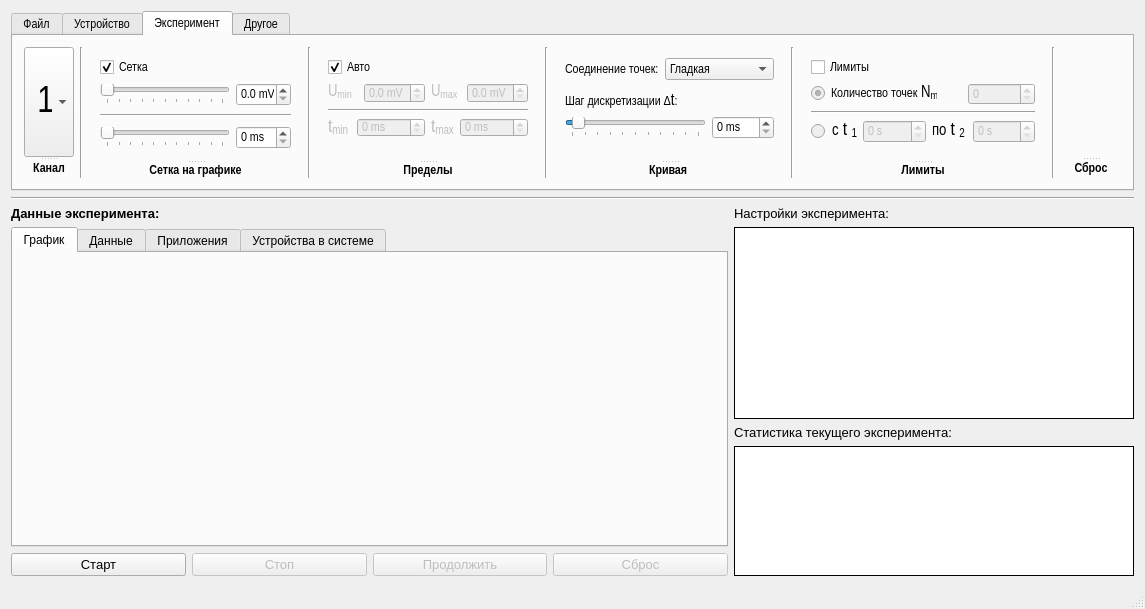
Old version of the form mainwindow.ui in the repository gurmaaan/WeldAnalysis.
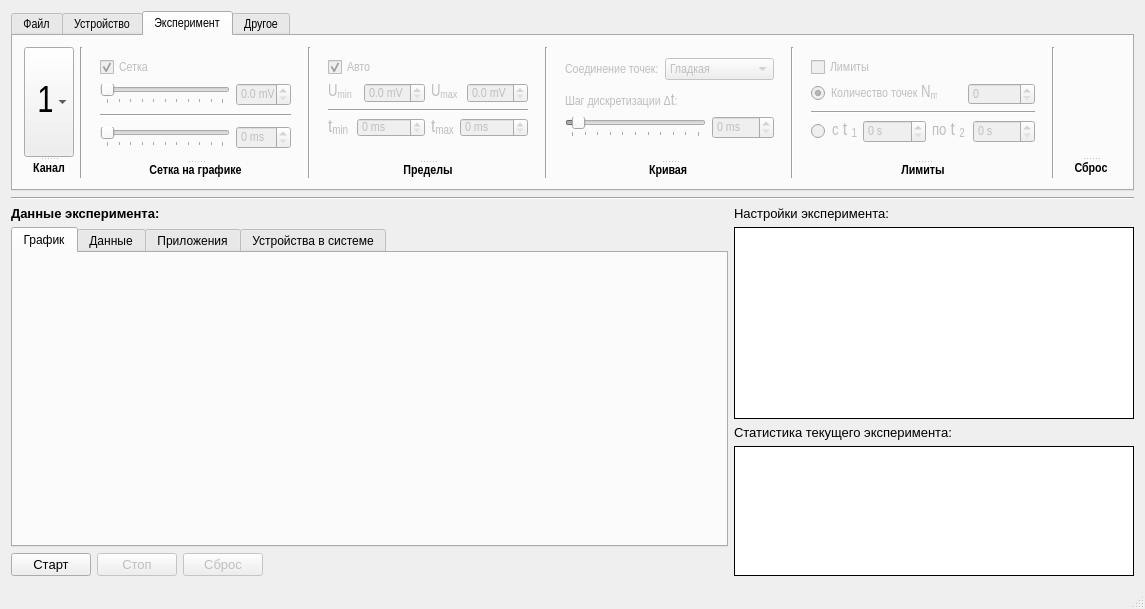
New version of the form. The open tabs and pages were chosen to show the change. Icons and pictures are not drawn. Custom widgets are drawn as their Qt base class.

Diff of the .ui file:
```diff
--- a/mainwindow.ui
+++ b/mainwindow.ui
@@ -30,6 +30,9 @@
    <layout class="QVBoxLayout" name="verticalLayout">
     <item>
      <widget class="QTabWidget" name="menu_tabs">
+      <property name="enabled">
+       <bool>true</bool>
+      </property>
       <property name="maximumSize">
        <size>
         <width>16777215</width>
@@ -1131,6 +1134,9 @@
            <layout class="QVBoxLayout" name="menu_experiment_grid_tools">
             <item>
              <widget class="QCheckBox" name="menu_experiment_grid_checkbox">
+              <property name="enabled">
+               <bool>false</bool>
+              </property>
               <property name="text">
                <string>Сетка</string>
               </property>
@@ -1181,7 +1187,7 @@
               <item>
                <widget class="QDoubleSpinBox" name="menu_experiment_gridU_spin">
                 <property name="enabled">
-                 <bool>true</bool>
+                 <bool>false</bool>
                 </property>
                 <property name="minimumSize">
                  <size>
@@ -1280,7 +1286,7 @@
               <item>
                <widget class="QSpinBox" name="menu_experiment_gridT_spin">
                 <property name="enabled">
-                 <bool>true</bool>
+                 <bool>false</bool>
                 </property>
                 <property name="minimumSize">
                  <size>
@@ -1345,7 +1351,7 @@
             <item>
              <widget class="QCheckBox" name="menu_experiment_minMax_checkbox">
               <property name="enabled">
-               <bool>true</bool>
+               <bool>false</bool>
               </property>
               <property name="text">
                <string>Авто</string>
@@ -1645,6 +1651,9 @@
              <layout class="QHBoxLayout" name="menu_experiment_curveLine_tool">
               <item>
                <widget class="QLabel" name="menu_experiment_curveLine_label">
+                <property name="enabled">
+                 <bool>false</bool>
+                </property>
                 <property name="maximumSize">
                  <size>
                   <width>16777215</width>
@@ -1664,6 +1673,9 @@
               </item>
               <item>
                <widget class="QComboBox" name="menu_experiment_curveLine_combo">
+                <property name="enabled">
+                 <bool>false</bool>
+                </property>
                 <property name="toolTip">
                  <string>Форма линии графика</string>
                 </property>
@@ -1704,6 +1716,9 @@
             </item>
             <item>
              <widget class="QLabel" name="menu_experiment_curveDT_label">
+              <property name="enabled">
+               <bool>false</bool>
+              </property>
               <property name="maximumSize">
                <size>
                 <width>16777215</width>
@@ -1726,7 +1741,7 @@
               <item>
                <widget class="QSlider" name="menu_experiment_curveDT_slider">
                 <property name="enabled">
-                 <bool>true</bool>
+                 <bool>false</bool>
                 </property>
                 <property name="minimumSize">
                  <size>
@@ -1763,7 +1778,7 @@
               <item>
                <widget class="QSpinBox" name="menu_experiment_curveDT_spin">
                 <property name="enabled">
-                 <bool>true</bool>
+                 <bool>false</bool>
                 </property>
                 <property name="minimumSize">
                  <size>
@@ -1838,7 +1853,7 @@
             <item>
              <widget class="QCheckBox" name="checkBox">
               <property name="enabled">
-               <bool>true</bool>
+               <bool>false</bool>
               </property>
               <property name="text">
                <string>Лимиты</string>
@@ -1872,7 +1887,7 @@
               <item>
                <widget class="QLabel" name="menu_experiment_limitsNmax_label">
                 <property name="enabled">
-                 <bool>true</bool>
+                 <bool>false</bool>
                 </property>
                 <property name="minimumSize">
                  <size>
@@ -1978,7 +1993,7 @@
               <item>
                <widget class="QLabel" name="menu_experiment_limitsTintervalT1_label">
                 <property name="enabled">
-                 <bool>true</bool>
+                 <bool>false</bool>
                 </property>
                 <property name="minimumSize">
                  <size>
@@ -2025,7 +2040,7 @@
               <item>
                <widget class="QLabel" name="menu_experiment_limitsTintervalT2_label">
                 <property name="enabled">
-                 <bool>true</bool>
+                 <bool>false</bool>
                 </property>
                 <property name="minimumSize">
                  <size>
@@ -2888,6 +2903,9 @@
             <property name="text">
              <string>Старт</string>
             </property>
+            <property name="checkable">
+             <bool>true</bool>
+            </property>
            </widget>
           </item>
           <item>
@@ -2906,22 +2924,6 @@
             </property>
            </widget>
           </item>
-          <item>
-           <widget class="QPushButton" name="continue_button">
-            <property name="enabled">
-             <bool>false</bool>
-            </property>
-            <property name="font">
-             <font>
-              <family>Arial</family>
-              <pointsize>10</pointsize>
-             </font>
-            </property>
-            <property name="text">
-             <string>Продолжить</string>
-            </property>
-           </widget>
-          </item>
           <item>
            <widget class="QPushButton" name="reset_button">
             <property name="enabled">
@@ -2938,6 +2940,19 @@
             </property>
            </widget>
           </item>
+          <item>
+           <spacer name="horizontalSpacer_2">
+            <property name="orientation">
+             <enum>Qt::Horizontal</enum>
+            </property>
+            <property name="sizeHint" stdset="0">
+             <size>
+              <width>40</width>
+              <height>20</height>
+             </size>
+            </property>
+           </spacer>
+          </item>
          </layout>
         </item>
        </layout>
```
Left out of the diff: 135 changed lines with no effect on the pictures.
